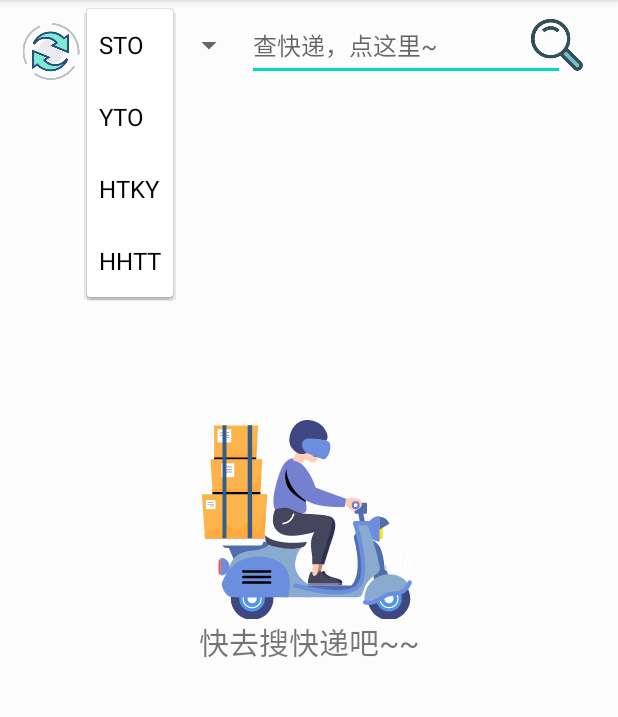
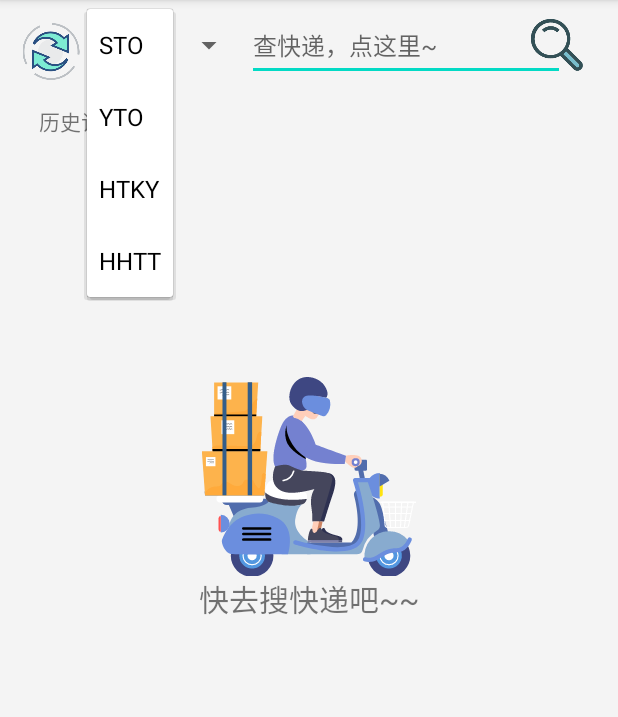
Before and after one commit to dengjingli/Express, an Android app: the screen it shows after launch (MainActivity), after a tap on "STO", on a phone screen of 412 x 824 dp, the part 84-801 px from its top. Run offline under Robolectric (Android 15) with nearby library versions, the phone set to English and light mode, and no system bars.

Commit message:
单击查询，长按删除

```diff
--- a/app/src/main/AndroidManifest.xml
+++ b/app/src/main/AndroidManifest.xml
@@ -11,9 +11,11 @@
         android:theme="@style/Theme.Express">
         <activity
             android:name=".ListActivity"
+            android:windowSoftInputMode="adjustResize|stateHidden"
             android:exported="true" />
         <activity
             android:name=".MainActivity"
+            android:windowSoftInputMode="adjustResize|stateHidden"
             android:exported="true">
             <intent-filter>
                 <action android:name="android.intent.action.MAIN" />
--- a/app/src/main/java/com/swufeedu/express/ListActivity.java
+++ b/app/src/main/java/com/swufeedu/express/ListActivity.java
@@ -195,10 +195,12 @@ public class ListActivity extends AppCompatActivity {
     public void save(View btn) {
         //返回时添加到数据库
         InfoItem infoItem = new InfoItem(ShipperCode,LogisticCode,State);
-        infoList.add(infoItem);
+        //infoList.add(infoItem);
         Log.i("db","添加记录："+ShipperCode+LogisticCode+State);
         DBManager dbManager = new DBManager(ListActivity.this);
-        dbManager.addAll(infoList);
+        //dbManager.addAll(infoList);
+        //dbManager.add(infoItem);
+        dbManager.insertOrUpdateInfo(infoItem);
         Intent intent = new Intent(this,MainActivity.class);
         startActivity(intent);
     }
--- a/app/src/main/java/com/swufeedu/express/MainAdapter.java
+++ b/app/src/main/java/com/swufeedu/express/MainAdapter.java
@@ -3,11 +3,15 @@ package com.swufeedu.express;
 
 
 import android.content.Context;
+import android.content.Intent;
+import android.content.SharedPreferences;
+import android.util.Log;
 import android.view.LayoutInflater;
 import android.view.View;
 import android.view.ViewGroup;
 import android.widget.ArrayAdapter;
 import android.widget.ImageView;
+import android.widget.ListView;
 import android.widget.TextView;
 
 import androidx.annotation.NonNull;
@@ -60,6 +64,7 @@ public class MainAdapter extends ArrayAdapter {
             companyImg.setBackgroundResource(R.drawable.hhtt);
         }
 
+
         return view;
     }
 
--- a/app/src/main/res/layout/activity_main.xml
+++ b/app/src/main/res/layout/activity_main.xml
@@ -5,7 +5,8 @@
     android:layout_width="match_parent"
     android:layout_height="match_parent"
     android:orientation="vertical"
-    android:background="@color/cardview_shadow_end_color">
+
+    android:background="#f4f4f4">
 
 
     <RelativeLayout
@@ -35,6 +36,7 @@
 
         <EditText
             android:id="@+id/search_text"
+
             android:layout_width="212dp"
             android:layout_height="wrap_content"
             android:layout_centerVertical="true"
@@ -61,12 +63,27 @@
             android:src="@mipmap/search"
             tools:ignore="SpeakableTextPresentCheck" />
     </RelativeLayout>
+    <LinearLayout
+        android:orientation="horizontal"
+        android:layout_width="match_parent"
+        android:paddingLeft="16dp"
+        android:layout_height="wrap_content">
+
+        <TextView
+            android:text="历史记录"
+            android:layout_gravity="center"
+            android:layout_width="2dp"
+            android:layout_height="wrap_content"
+            android:layout_weight="1"
+            android:padding="10dp"/>
+    </LinearLayout>
 
     <ListView
         android:id="@+id/search_list"
         android:layout_width="match_parent"
         android:layout_height="wrap_content"
         android:dividerHeight="6dp"
+
         android:divider="@color/cardview_shadow_end_color" />
 <!--    <androidx.recyclerview.widget.RecyclerView-->
 <!--        android:id="@+id/recycle_view"-->
@@ -84,7 +101,7 @@
         android:gravity="center"
         android:textSize="20sp"
         android:drawableTop="@mipmap/search_null"
-        android:layout_marginTop="220dp"/>
+        android:layout_marginTop="150dp"/>
 
 
 
```
Also changed, not shown: app/src/main/java/com/swufeedu/express/MainActivity.java (+30 -7 lines), app/src/main/java/com/swufeedu/express/db/DBManager.java (+49 -0 lines), app/src/main/res/layout/activity_list.xml (+9 -2 lines), app/src/main/res/layout/info_item.xml (+7 -1 lines).
